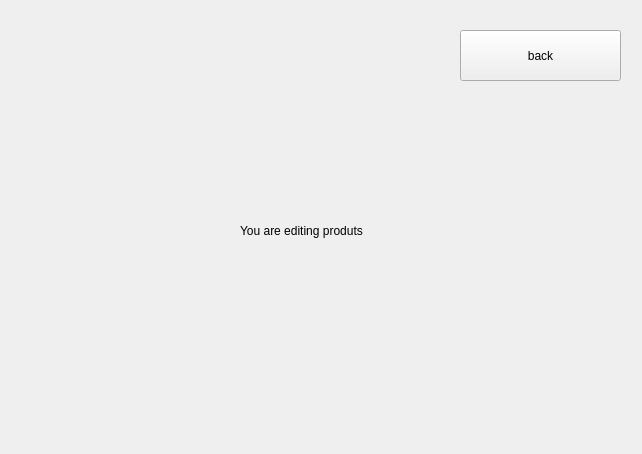
Qt form GUIproject/CourseWorkHypermarket/ownereditproduts.ui (ashnaider/CourseWorkHypermarket) before a commit.
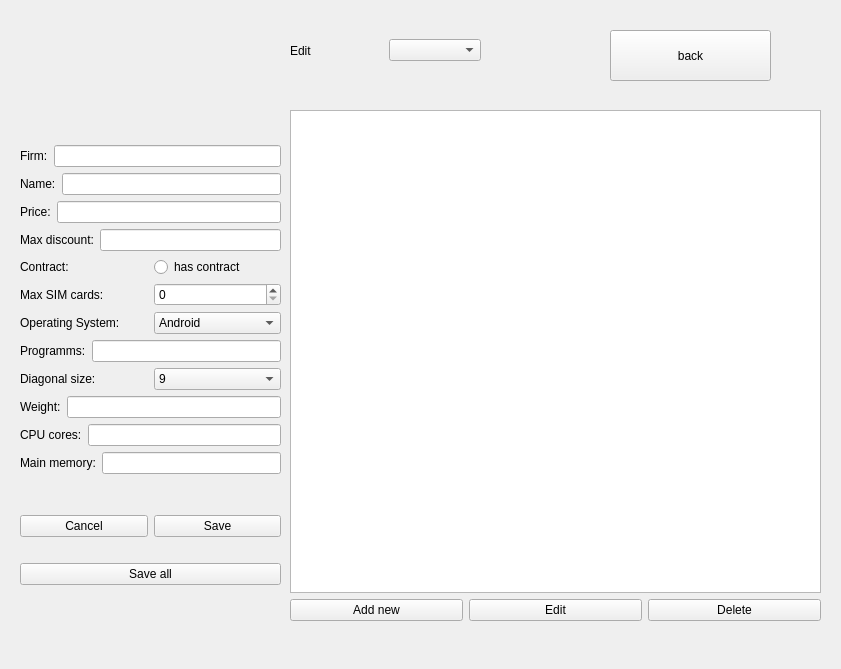
The same form after that commit.

Commit message: Added product table, edit button to editproducts

The edit to the form file:
```diff
--- a/GUIproject/CourseWorkHypermarket/ownereditproduts.ui
+++ b/GUIproject/CourseWorkHypermarket/ownereditproduts.ui
@@ -6,8 +6,8 @@
    <rect>
     <x>0</x>
     <y>0</y>
-    <width>642</width>
-    <height>454</height>
+    <width>841</width>
+    <height>669</height>
    </rect>
   </property>
   <property name="windowTitle">
@@ -16,7 +16,7 @@
   <widget class="QPushButton" name="goBackToOwnerButton">
    <property name="geometry">
     <rect>
-     <x>460</x>
+     <x>610</x>
      <y>30</y>
      <width>161</width>
      <height>51</height>
@@ -26,18 +26,370 @@
     <string>back</string>
    </property>
   </widget>
-  <widget class="QLabel" name="label">
+  <widget class="QWidget" name="">
    <property name="geometry">
     <rect>
-     <x>240</x>
-     <y>200</y>
+     <x>290</x>
+     <y>110</y>
+     <width>531</width>
+     <height>511</height>
+    </rect>
+   </property>
+   <layout class="QVBoxLayout" name="verticalLayout">
+    <item>
+     <widget class="QTableWidget" name="productListTableWidget"/>
+    </item>
+    <item>
+     <layout class="QHBoxLayout" name="horizontalLayout">
+      <item>
+       <widget class="QPushButton" name="addNewPushButton">
+        <property name="text">
+         <string>Add new</string>
+        </property>
+       </widget>
+      </item>
+      <item>
+       <widget class="QPushButton" name="editPushButton">
+        <property name="text">
+         <string>Edit</string>
+        </property>
+       </widget>
+      </item>
+      <item>
+       <widget class="QPushButton" name="deletePushButton">
+        <property name="text">
+         <string>Delete</string>
+        </property>
+       </widget>
+      </item>
+     </layout>
+    </item>
+   </layout>
+  </widget>
+  <widget class="QWidget" name="">
+   <property name="geometry">
+    <rect>
+     <x>290</x>
+     <y>30</y>
      <width>191</width>
-     <height>61</height>
+     <height>41</height>
     </rect>
    </property>
-   <property name="text">
-    <string>You are editing produts</string>
+   <layout class="QHBoxLayout" name="horizontalLayout_2">
+    <item>
+     <widget class="QLabel" name="label">
+      <property name="text">
+       <string>Edit</string>
+      </property>
+     </widget>
+    </item>
+    <item>
+     <widget class="QComboBox" name="productClassesComboBox"/>
+    </item>
+   </layout>
+  </widget>
+  <widget class="QWidget" name="">
+   <property name="geometry">
+    <rect>
+     <x>20</x>
+     <y>110</y>
+     <width>261</width>
+     <height>511</height>
+    </rect>
    </property>
+   <layout class="QVBoxLayout" name="verticalLayout_4">
+    <item>
+     <layout class="QVBoxLayout" name="verticalLayout_3">
+      <item>
+       <layout class="QHBoxLayout" name="horizontalLayout_3">
+        <item>
+         <widget class="QLabel" name="firmLabel">
+          <property name="text">
+           <string>Firm:</string>
+          </property>
+         </widget>
+        </item>
+        <item>
+         <widget class="QLineEdit" name="firmLineEdit"/>
+        </item>
+       </layout>
+      </item>
+      <item>
+       <layout class="QHBoxLayout" name="horizontalLayout_4">
+        <item>
+         <widget class="QLabel" name="nameLabel">
+          <property name="text">
+           <string>Name:</string>
+          </property>
+         </widget>
+        </item>
+        <item>
+         <widget class="QLineEdit" name="nameLineEdit"/>
+        </item>
+       </layout>
+      </item>
+      <item>
+       <layout class="QHBoxLayout" name="horizontalLayout_5">
+        <item>
+         <widget class="QLabel" name="priceLabel">
+          <property name="text">
+           <string>Price:</string>
+          </property>
+         </widget>
+        </item>
+        <item>
+         <widget class="QLineEdit" name="priceLineEdit"/>
+        </item>
+       </layout>
+      </item>
+      <item>
+       <layout class="QHBoxLayout" name="horizontalLayout_6">
+        <item>
+         <widget class="QLabel" name="maxDiscountLabel">
+          <property name="text">
+           <string>Max discount:</string>
+          </property>
+         </widget>
+        </item>
+        <item>
+         <widget class="QLineEdit" name="maxDiscountLineEdit"/>
+        </item>
+       </layout>
+      </item>
+      <item>
+       <layout class="QHBoxLayout" name="horizontalLayout_10">
+        <item>
+         <widget class="QLabel" name="contractLabel">
+          <property name="text">
+           <string>Contract:</string>
+          </property>
+         </widget>
+        </item>
+        <item>
+         <widget class="QRadioButton" name="contractRadioButton">
+          <property name="text">
+           <string>has contract</string>
+          </property>
+         </widget>
+        </item>
+       </layout>
+      </item>
+      <item>
+       <layout class="QHBoxLayout" name="horizontalLayout_8">
+        <item>
+         <widget class="QLabel" name="maxSimCardsLabel">
+          <property name="text">
+           <string>Max SIM cards:</string>
+          </property>
+         </widget>
+        </item>
+        <item>
+         <widget class="QSpinBox" name="maxSimCardsSpinBox"/>
+        </item>
+       </layout>
+      </item>
+      <item>
+       <layout class="QHBoxLayout" name="horizontalLayout_7">
+        <item>
+         <widget class="QLabel" name="osLabel">
+          <property name="text">
+           <string>Operating System:</string>
+          </property>
+         </widget>
+        </item>
+        <item>
+         <widget class="QComboBox" name="osComboBox">
+          <item>
+           <property name="text">
+            <string>Android</string>
+           </property>
+          </item>
+          <item>
+           <property name="text">
+            <string>IOS</string>
+           </property>
+          </item>
+          <item>
+           <property name="text">
+            <string>Windows Phone</string>
+           </property>
+          </item>
+          <item>
+           <property name="text">
+            <string>Blackberry</string>
+           </property>
+          </item>
+         </widget>
+        </item>
+       </layout>
+      </item>
+      <item>
+       <layout class="QHBoxLayout" name="horizontalLayout_9">
+        <item>
+         <widget class="QLabel" name="programmsLabel">
+          <property name="text">
+           <string>Programms:</string>
+          </property>
+         </widget>
+        </item>
+        <item>
+         <widget class="QLineEdit" name="programmsLineEdit"/>
+        </item>
+       </layout>
+      </item>
+      <item>
+       <layout class="QHBoxLayout" name="horizontalLayout_11">
+        <item>
+         <widget class="QLabel" name="DiagonalSizeLabel">
+          <property name="text">
+           <string>Diagonal size:</string>
+          </property>
+         </widget>
+        </item>
+        <item>
+         <widget class="QComboBox" name="diagonalSizeComboBox">
+          <property name="currentText">
+           <string>15.6</string>
+          </property>
+          <item>
+           <property name="text">
+            <string>9</string>
+           </property>
+          </item>
+          <item>
+           <property name="text">
+            <string>10</string>
+           </property>
+          </item>
+          <item>
+           <property name="text">
+            <string>12.5</string>
+           </property>
+          </item>
+          <item>
+           <property name="text">
+            <string>13</string>
+           </property>
+          </item>
+          <item>
+           <property name="text">
+            <string>14</string>
+           </property>
+          </item>
+          <item>
+           <property name="text">
+            <string>15</string>
+           </property>
+          </item>
+          <item>
+           <property name="text">
+            <string>15.6</string>
+           </property>
+          </item>
+          <item>
+           <property name="text">
+            <string>16</string>
+           </property>
+          </item>
+          <item>
+           <property name="text">
+            <string>17</string>
+           </property>
+          </item>
+         </widget>
+        </item>
+       </layout>
+      </item>
+      <item>
+       <layout class="QHBoxLayout" name="horizontalLayout_12">
+        <item>
+         <widget class="QLabel" name="weightLabel">
+          <property name="text">
+           <string>Weight:</string>
+          </property>
+         </widget>
+        </item>
+        <item>
+         <widget class="QLineEdit" name="weightLineEdit"/>
+        </item>
+       </layout>
+      </item>
+      <item>
+       <layout class="QHBoxLayout" name="horizontalLayout_13">
+        <item>
+         <widget class="QLabel" name="cpuCoresLabel">
+          <property name="text">
+           <string>CPU cores:</string>
+          </property>
+         </widget>
+        </item>
+        <item>
+         <widget class="QLineEdit" name="cpuCoresLineEdit"/>
+        </item>
+       </layout>
+      </item>
+      <item>
+       <layout class="QHBoxLayout" name="horizontalLayout_14">
+        <item>
+         <widget class="QLabel" name="mainMemoryLabel">
+          <property name="text">
+           <string>Main memory:</string>
+          </property>
+         </widget>
+        </item>
+        <item>
+         <widget class="QLineEdit" name="mainMemoryLineEdit"/>
+        </item>
+       </layout>
+      </item>
+     </layout>
+    </item>
+    <item>
+     <layout class="QVBoxLayout" name="verticalLayout_2">
+      <item>
+       <layout class="QHBoxLayout" name="horizontalLayout_15">
+        <item>
+         <widget class="QPushButton" name="cancelPushButton">
+          <property name="text">
+           <string>Cancel</string>
+          </property>
+         </widget>
+        </item>
+        <item>
+         <widget class="QPushButton" name="savePushButton">
+          <property name="text">
+           <string>Save</string>
+          </property>
+         </widget>
+        </item>
+       </layout>
+      </item>
+      <item>
+       <spacer name="verticalSpacer">
+        <property name="orientation">
+         <enum>Qt::Vertical</enum>
+        </property>
+        <property name="sizeType">
+         <enum>QSizePolicy::Fixed</enum>
+        </property>
+        <property name="sizeHint" stdset="0">
+         <size>
+          <width>20</width>
+          <height>20</height>
+         </size>
+        </property>
+       </spacer>
+      </item>
+      <item>
+       <widget class="QPushButton" name="saveAllpushButton">
+        <property name="text">
+         <string>Save all</string>
+        </property>
+       </widget>
+      </item>
+     </layout>
+    </item>
+   </layout>
   </widget>
  </widget>
  <resources/>
```
The commit also changes 16 other files.
